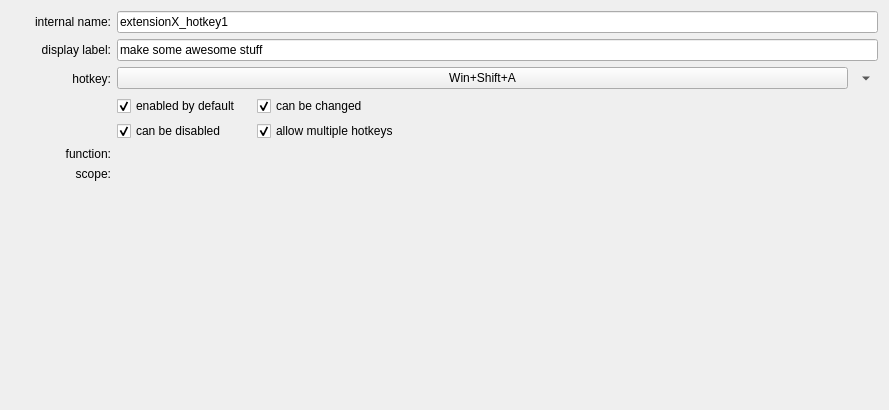
First picture: the form in ui/a2widget/a2hotkey/edit_widget.ui, repository ewerybody/a2, before the edit.
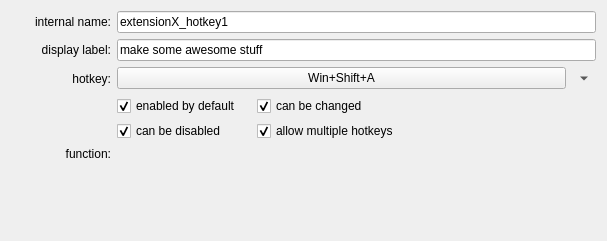
Second picture: the form after the edit. Custom widgets are drawn as their Qt base class.

Commit message: 👍 some progress with the scope demo

The edit to the form file:
```diff
--- a/ui/a2widget/a2hotkey/edit_widget.ui
+++ b/ui/a2widget/a2hotkey/edit_widget.ui
@@ -6,8 +6,8 @@
    <rect>
     <x>0</x>
     <y>0</y>
-    <width>889</width>
-    <height>410</height>
+    <width>607</width>
+    <height>241</height>
    </rect>
   </property>
   <property name="windowTitle">
@@ -194,31 +194,6 @@
    <item row="3" column="1">
     <widget class="FuncWidget" name="func_widget" native="true"/>
    </item>
-   <item row="4" column="0">
-    <widget class="QLabel" name="scopeLabel">
-     <property name="minimumSize">
-      <size>
-       <width>100</width>
-       <height>0</height>
-      </size>
-     </property>
-     <property name="maximumSize">
-      <size>
-       <width>200</width>
-       <height>16777215</height>
-      </size>
-     </property>
-     <property name="text">
-      <string>scope:</string>
-     </property>
-     <property name="alignment">
-      <set>Qt::AlignRight|Qt::AlignTrailing|Qt::AlignVCenter</set>
-     </property>
-    </widget>
-   </item>
-   <item row="4" column="1">
-    <widget class="ScopeWidget" name="scope_widget" native="true"/>
-   </item>
   </layout>
  </widget>
  <customwidgets>
@@ -233,12 +208,6 @@
    <header>a2widget.a2hotkey.edit_func_widget</header>
    <container>1</container>
   </customwidget>
-  <customwidget>
-   <class>ScopeWidget</class>
-   <extends>QWidget</extends>
-   <header>a2widget.a2hotkey.edit_scope_widget</header>
-   <container>1</container>
-  </customwidget>
  </customwidgets>
  <resources/>
  <connections/>
```
Left out of the diff: 108 changed lines with no effect on the pictures. The commit also changes 5 other files.
